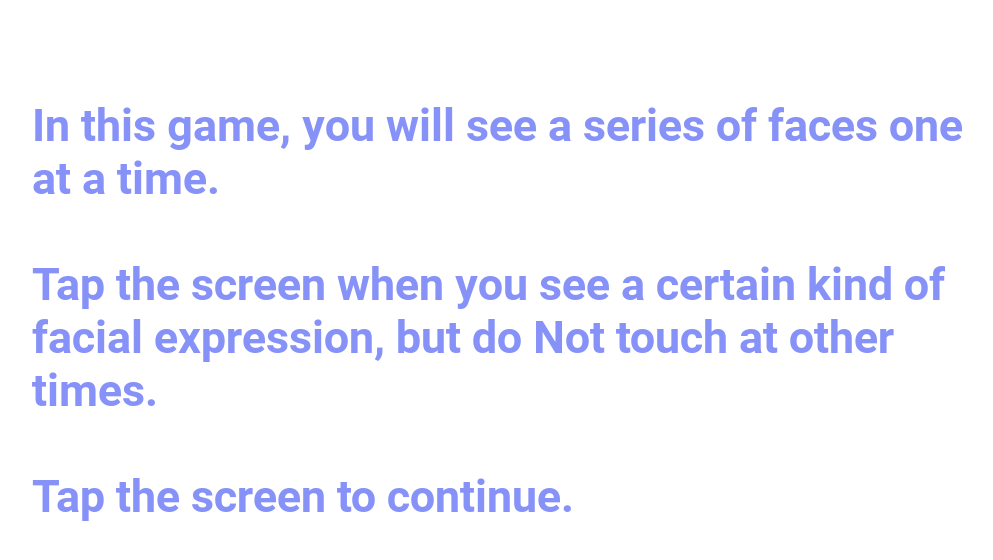
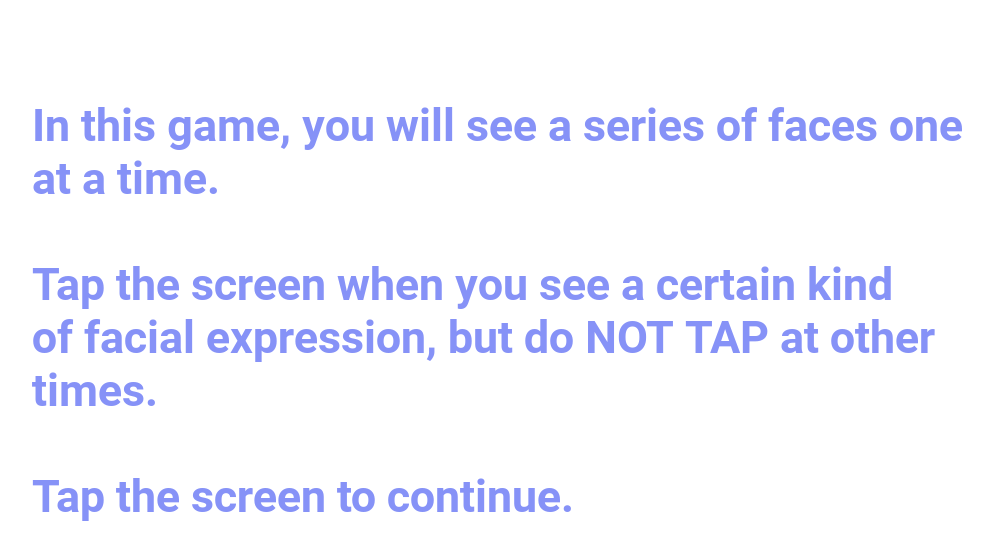
Before and after one commit to ManjuMunikar/Neuropsych-gonogo, an Android app: the IntroActivity screen opened directly, with no data from a screen before it, on a phone screen of 824 x 412 dp (held sideways). Shown: the top 560 px of the screen, without its empty margins (118-1111 px from the left). Run offline under Robolectric (Android 15) with nearby library versions, the light colour scheme and no system bars.

Commit message:
Fix typo

```diff
--- a/app/src/main/res/values/strings.xml
+++ b/app/src/main/res/values/strings.xml
@@ -5,7 +5,7 @@
     <string name="register">Register</string>
 
     <string name="intro">In this game, you will see a series of faces one at a time.
-        \n\nTap the screen when you see a certain kind of facial expression, but do Not touch at other times.
+        \n\nTap the screen when you see a certain kind of facial expression, but do NOT TAP at other times.
         \n\nTap the screen to continue.
     </string>
 
```
Also changed, not shown: 1 other file.
